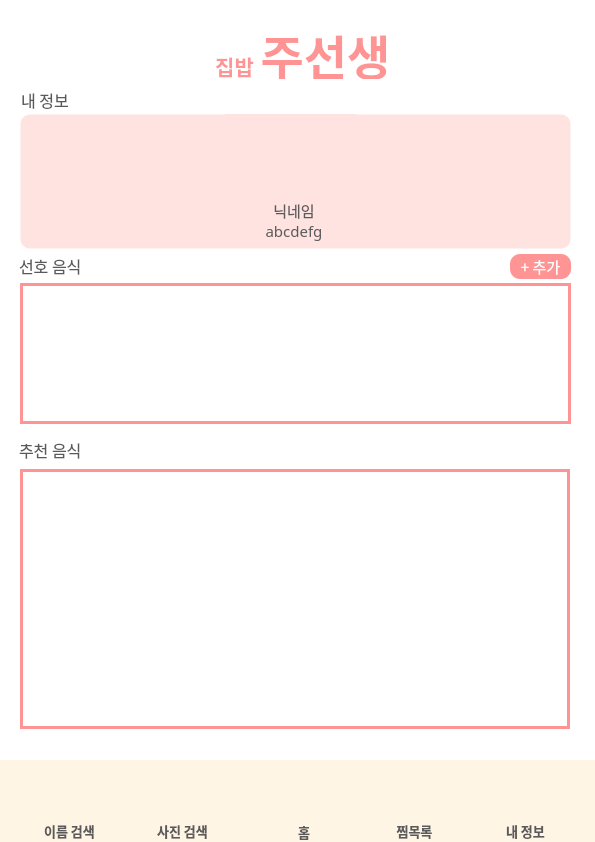
Old version of the form UI/MainPage.ui in the repository gimmjuu/AIHomeMadeChef.
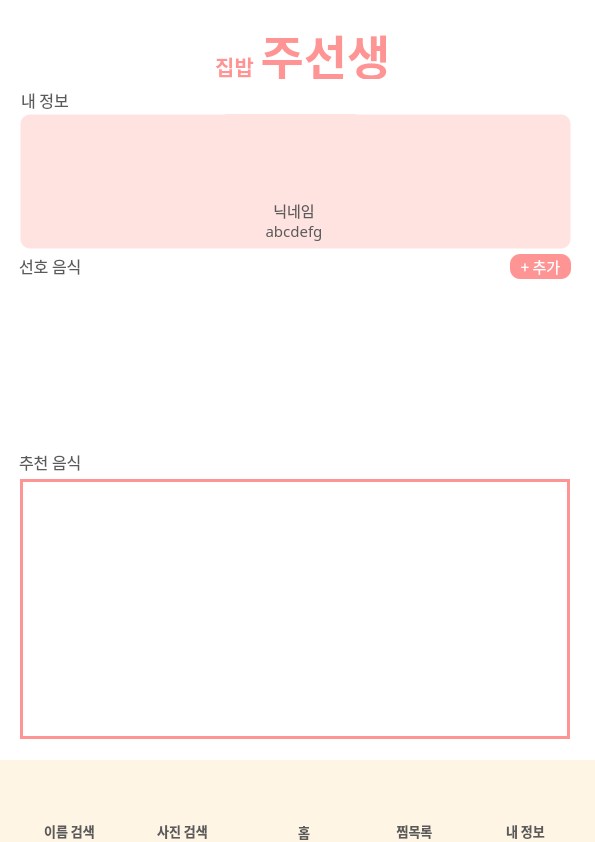
New version of the form. The open tabs and pages were chosen to show the change. Icons and pictures are not drawn.

```diff
--- a/UI/MainPage.ui
+++ b/UI/MainPage.ui
@@ -1481,14 +1481,25 @@
          <rect>
           <x>20</x>
           <y>204</y>
-          <width>551</width>
-          <height>141</height>
+          <width>550</width>
+          <height>160</height>
          </rect>
         </property>
+        <property name="minimumSize">
+         <size>
+          <width>550</width>
+          <height>160</height>
+         </size>
+        </property>
+        <property name="maximumSize">
+         <size>
+          <width>550</width>
+          <height>160</height>
+         </size>
+        </property>
         <property name="styleSheet">
-         <string notr="true">border-color: rgb(255, 148, 148);
-border-style:solid;
-border-width:3px;
+         <string notr="true">border-style:solid;
+border-width:0px;
 </string>
         </property>
         <property name="widgetResizable">
@@ -1499,8 +1510,8 @@
           <rect>
            <x>0</x>
            <y>0</y>
-           <width>545</width>
-           <height>135</height>
+           <width>550</width>
+           <height>160</height>
           </rect>
          </property>
          <property name="styleSheet">
@@ -1508,6 +1519,21 @@
 border-style:solid;
 </string>
          </property>
+         <layout class="QHBoxLayout" name="horizontalLayout_2">
+          <item>
+           <spacer name="horizontalSpacer_2">
+            <property name="orientation">
+             <enum>Qt::Horizontal</enum>
+            </property>
+            <property name="sizeHint" stdset="0">
+             <size>
+              <width>529</width>
+              <height>20</height>
+             </size>
+            </property>
+           </spacer>
+          </item>
+         </layout>
         </widget>
        </widget>
        <widget class="QLabel" name="label_17">
@@ -1558,7 +1584,7 @@
         <property name="geometry">
          <rect>
           <x>19</x>
-          <y>360</y>
+          <y>372</y>
           <width>121</width>
           <height>21</height>
          </rect>
@@ -1607,7 +1633,7 @@
         <property name="geometry">
          <rect>
           <x>20</x>
-          <y>390</y>
+          <y>400</y>
           <width>550</width>
           <height>260</height>
          </rect>
```
Left out of the diff: 6 changed lines with no effect on the pictures.
